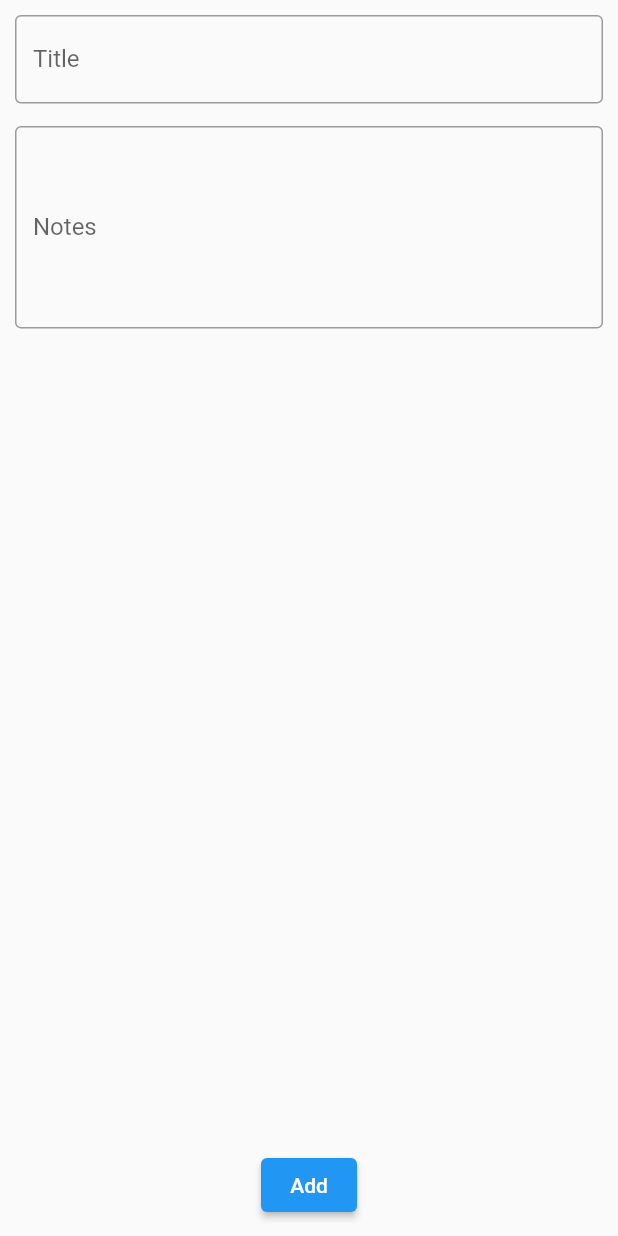
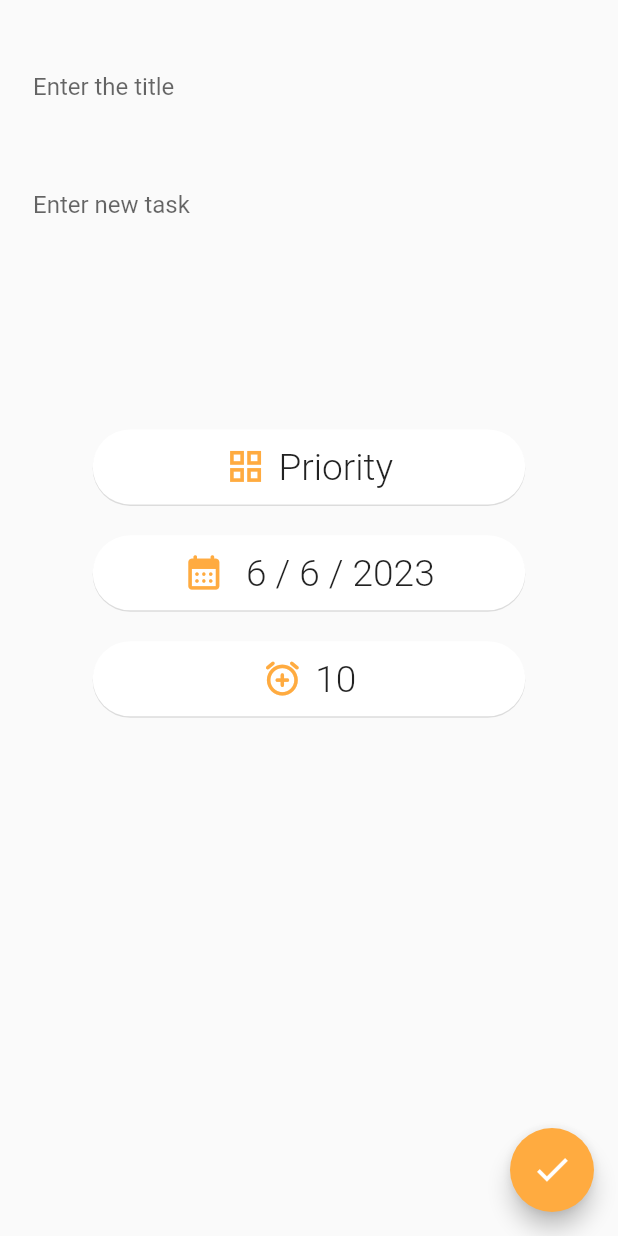
Before and after one commit to VivekTailor19/to_do_app, a Flutter app: the screen it shows after launch, after a tap on the "add task" icon, on a phone screen of 412 x 824 dp. Run offline on Flutter 3.47's test engine with Material 2 defaults, Android fonts, the phone set to English and light mode, and no system bars; our stand-ins replace get, sizer.

Commit message:
to do app

```diff
--- a/lib/controller/task_controller.dart
+++ b/lib/controller/task_controller.dart
@@ -1,3 +1,4 @@
+import 'package:flutter/material.dart';
 import 'package:get/get.dart';
 import 'package:get/get_state_manager/get_state_manager.dart';
 import 'package:to_do_list/model/task_model.dart';
@@ -9,4 +10,9 @@ class TaskController extends GetxController
     TaskModel(title: "Hello India",notes: "Let's Learn\ndfsdf\nsdfsdf\nFigma"),
   ].obs;
 
+  RxString selPriority = "Low".obs;
+
+  Rx<DateTime> d = DateTime.now().obs;
+  Rx<TimeOfDay> t = TimeOfDay.now().obs;
+
 }
--- a/lib/main.dart
+++ b/lib/main.dart
@@ -1,17 +1,20 @@
 import 'package:flutter/material.dart';
 import 'package:get/get.dart';
+import 'package:sizer/sizer.dart';
 import 'package:to_do_list/screen/task_Info.dart';
 import 'package:to_do_list/screen/todo_home.dart';
 
 void main() {
   runApp(
-    GetMaterialApp(
-      debugShowCheckedModeBanner: false,
-      routes: {
-        "/":(p0) => ToDo_HomeScreen(),
-        "taskinfo":(p0) => Task_Info(),
+    Sizer(
+      builder: (context, orientation, deviceType) => GetMaterialApp(
+        debugShowCheckedModeBanner: false,
+        routes: {
+          "/":(p0) => ToDo_HomeScreen(),
+          "/taskinfo":(p0) => Task_Info(),
 
-      },
+        },
+      ),
     ),
   );
 }
--- a/lib/model/task_model.dart
+++ b/lib/model/task_model.dart
@@ -1,6 +1,12 @@
+import 'package:flutter/material.dart';
+
 class TaskModel
 {
-  String? title,notes;
+  String? title,notes,priority;
+  DateTime? dateTime;
+  TimeOfDay? timeOfDay;
 
-  TaskModel({this.title, this.notes});
+  TaskModel({this.title, this.notes, this.priority,this.dateTime, this.timeOfDay});
+
+
 }
--- a/lib/screen/task_Info.dart
+++ b/lib/screen/task_Info.dart
@@ -1,5 +1,6 @@
 import 'package:flutter/material.dart';
 import 'package:get/get.dart';
+import 'package:sizer/sizer.dart';
 import 'package:to_do_list/model/task_model.dart';
 
 import '../controller/task_controller.dart';
@@ -18,8 +19,7 @@ class _Task_InfoState extends State<Task_Info> {
   void initState() {
     mp = Get.arguments;
 
-    if(mp['status'] == "edit")
-      {
+    if (mp['status'] == "edit") {
       TaskModel tm = mp['data'];
       txttitle = TextEditingController(text: tm.title);
       txtnotes = TextEditingController(text: tm.notes);
@@ -33,53 +33,143 @@ class _Task_InfoState extends State<Task_Info> {
   TextEditingController txtnotes = TextEditingController();
   TaskController control = Get.put(TaskController());
 
+  DateTime? pdate;
+  TimeOfDay? ptime;
+
   @override
   Widget build(BuildContext context) {
     return SafeArea(
       child: Scaffold(
-        body: Padding(
-          padding:  EdgeInsets.all(10),
+        floatingActionButton: FloatingActionButton(
+          backgroundColor: Colors.orangeAccent,
+          child: Icon(Icons.done, size: 20.sp, color: Colors.white,),
+          onPressed: () {
+            if (mp['status'] == 'add') {
+              TaskModel task = TaskModel(
+                  title: txttitle.text, notes: txtnotes.text);
+              control.tasks.add(task);
+            }
+            else {
+              TaskModel task = TaskModel(
+                  title: txttitle.text, notes: txtnotes.text);
+              control.tasks[mp['index']] = task;
+            }
+
+            Get.back();
+          },
+        ),
+        body: SingleChildScrollView(
+          child: Padding(
+            padding: EdgeInsets.all(10),
             child: Column(
               children: [
-              TextField(
+                TextField(maxLines: 3,
                   controller: txttitle,
                   decoration: InputDecoration(
-                  label: Text("Title"),
-                  border: OutlineInputBorder()
+                      label: Text("Enter the title"),
+                      border: OutlineInputBorder(borderSide: BorderSide.none)
+                  ),
+                ),
+                TextField(maxLines: 6,
+                  controller: txtnotes,
+                  decoration: InputDecoration(
+                      hintText: "Enter new task",
+                      border: OutlineInputBorder(borderSide: BorderSide.none)
                   ),
                 ),
 
                 SizedBox(height: 15,),
-              TextField(maxLines: 5,
-                controller: txtnotes,
-                decoration: InputDecoration(
-                    label: Text("Notes"),
-                  border: OutlineInputBorder()
+
+                Button(title: "Priority", icon: Icons.grid_view_outlined),
+
+                 GestureDetector(onTap: () async{
+
+                    pdate = await showDatePicker(context: Get.context!,
+
+                        initialDate: control.d.value,
+                        firstDate: DateTime(2020),
+                        lastDate: DateTime(2050));
+                  },
+                      child:  Button(title: control.d.value == null?  "Choose a day" : " ${control.d.value.day} / ${control.d.value.month} / ${control.d.value.year}",
+                            icon: Icons.calendar_month_rounded),
+                      ),
+
+
+                GestureDetector(onTap: () async {
+
+                    ptime = await showTimePicker(context: Get.context!, initialTime: control.t.value);
+
+                    if(ptime!=null && ptime!=control.t.value)
+                      {
+                        control.t.value = ptime!;
+                      }
+
+                   // control.t = ptime as Rx<TimeOfDay>;
+                  },
+                    child:  Obx(() =>  Button(title: ptime != null ? "Choose time" : '${control.t.value.hour}', icon: Icons.alarm_add_rounded))),
+
+
+
+
+
+                // DropdownButton(
+                //    hint: Text("Priority"),
+                //
+                //    icon: Icon(Icons.grid_view_outlined, size: 15.sp,
+                //      color: Colors.orangeAccent,),
+                //    underline: Container(),
+                //
+                //    dropdownColor: Colors.white,
+                //
+                //    alignment: Alignment.center,
+                //    value: control.selPriority.obs,
+                //
+                //    items: [
+                //      DropdownMenuItem(child: Text("High"),value: "High"),
+                //      DropdownMenuItem(child: Text("Medium"), value: "Medium"),
+                //      DropdownMenuItem(child: Text("Low"), value: "Low"),
+                //
+                //    ],
+                //
+                //
+                //
+                //    onChanged: (value) {
+                //      control.selPriority = value as RxString;
+                //    },
+                //  ),
+
+              ],
+            ),
+
+
+          ),
         ),
       ),
 
-              Spacer(),
 
-              ElevatedButton(onPressed: () {
-
-                if(mp['status'] == 'add')
-                  {
-                    TaskModel task = TaskModel(title: txttitle.text,notes: txtnotes.text);
-                    control.tasks.add(task);
-                  }
-                else
-                  {
-                    TaskModel task = TaskModel(title: txttitle.text,notes: txtnotes.text);
-                    control.tasks[mp['index']] = task;
+    );
   }
 
-                Get.back();
-              }, child: Text(mp['status'] == 'add'?"Add":"Update"))
+  Widget Button({String? title, IconData? icon}) {
+    return Container(
+      margin: EdgeInsets.symmetric(vertical: 2.5.w),
+      height: 50,
+      width: 70.w,
+      alignment: Alignment.center,
+      decoration: BoxDecoration(
+          borderRadius: BorderRadius.circular(30),
+          color: Colors.white,
+          boxShadow: [BoxShadow(color: Colors.black12, offset: Offset(0, 1))]
+      ),
+      child: Row(mainAxisSize: MainAxisSize.min,
+        children: [
+          Icon(icon, color: Colors.orangeAccent, size: 20.sp,),
+          SizedBox(width: 2.w,),
+          Text("$title",
+              style: TextStyle(fontSize: 18.sp, fontWeight: FontWeight.w300)),
         ],
-          ),
-        ),
-
       ),
     );
   }
+
 }
--- a/lib/screen/todo_home.dart
+++ b/lib/screen/todo_home.dart
@@ -29,7 +29,7 @@ class _ToDo_HomeScreenState extends State<ToDo_HomeScreen> {
                         control.tasks.removeAt(index);
                       },
                       onLongPress: () {
-                        Get.toNamed("taskinfo",arguments: {
+                        Get.toNamed("/taskinfo",arguments: {
                           "status":"edit",
                           "index":index,
                           "data":control.tasks[index]
@@ -47,7 +47,7 @@ class _ToDo_HomeScreenState extends State<ToDo_HomeScreen> {
 
         floatingActionButton: FloatingActionButton(
           onPressed: () {
-            Get.toNamed("taskinfo",arguments: {"status":"add"});
+            Get.toNamed("/taskinfo",arguments: {"status":"add"});
           },
           child: Icon(Icons.add_task),
         ),
--- a/pubspec.yaml
+++ b/pubspec.yaml
@@ -36,6 +36,7 @@ dependencies:
   # Use with the CupertinoIcons class for iOS style icons.
   cupertino_icons: ^1.0.2
   get: ^4.6.5
+  sizer: ^2.0.15
 
 dev_dependencies:
   flutter_test:
```
Also changed, not shown: pubspec.lock. Lines whose indentation alone changed are shown as unchanged.
